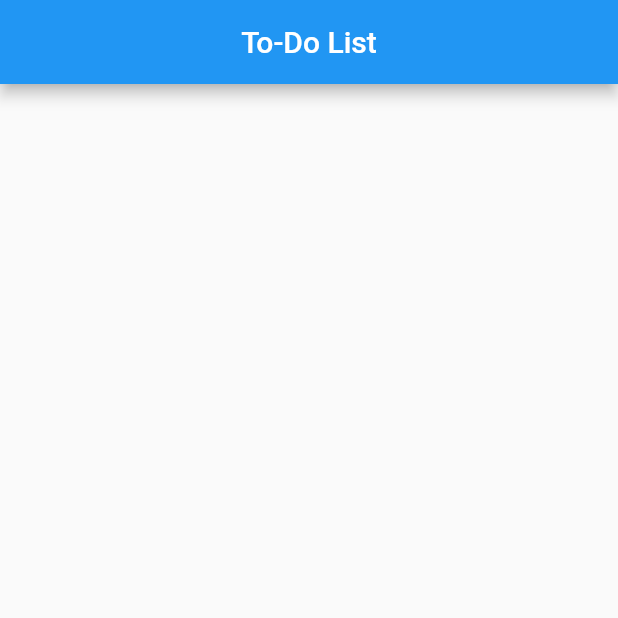
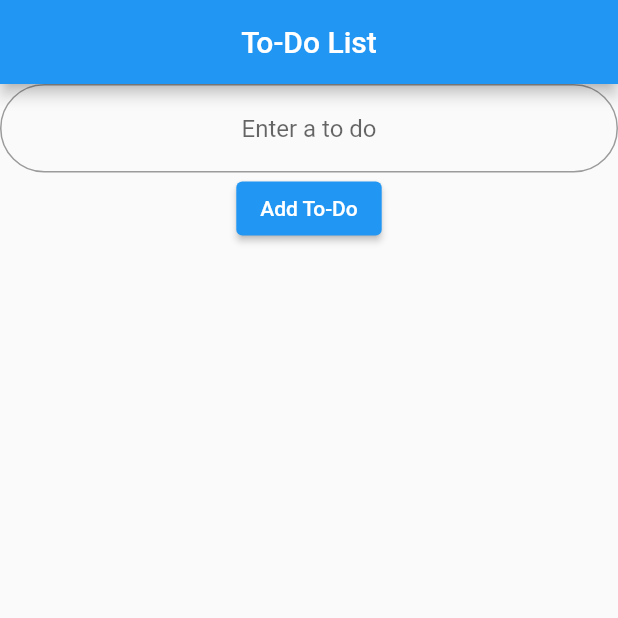
Before and after one commit to stefanomusicman/todo_flutter, a Flutter app: the screen it shows after launch, on a phone screen of 412 x 824 dp, the top half of it. Run offline on Flutter 3.47's test engine with Material 2 defaults, Android fonts, the phone set to English and light mode, and no system bars.

Commit message:
rendering input field from seperate file

```diff
--- a/lib/input.dart
+++ b/lib/input.dart
@@ -0,0 +1,37 @@
+import 'package:flutter/material.dart';
+
+class InputField extends StatefulWidget {
+  const InputField({super.key});
+
+  @override
+  State<InputField> createState() => InputFieldState();
+}
+
+class InputFieldState extends State<InputField> {
+  @override
+  Widget build(BuildContext context) {
+    return Column(crossAxisAlignment: CrossAxisAlignment.center, children: [
+      TextFormField(
+        textAlign: TextAlign.center,
+        // controller: textController,
+        maxLines: null,
+        decoration: InputDecoration(
+          border: OutlineInputBorder(
+            borderRadius: BorderRadius.circular(50.0),
+          ),
+          hintText: 'Enter a to do',
+        ),
+      ),
+      ElevatedButton(
+        onPressed: () {
+          setState(() {
+            // displayText = textController.text;
+            // toDos.add(displayText);
+            // textController.clear();
+          });
+        },
+        child: const Text("Add To-Do"),
+      ),
+    ]);
+  }
+}
--- a/lib/primary.dart
+++ b/lib/primary.dart
@@ -1,4 +1,5 @@
 import 'package:flutter/material.dart';
+import './Input.dart';
 
 class Primary extends StatelessWidget {
   @override
@@ -10,7 +11,7 @@ class Primary extends StatelessWidget {
           title: const Text('To-Do List'),
           centerTitle: true,
         ),
-        // body: ,
+        body: InputField(),
       ),
     );
   }
```
Also changed, not shown: lib/main.dart (+21 -21 lines).
